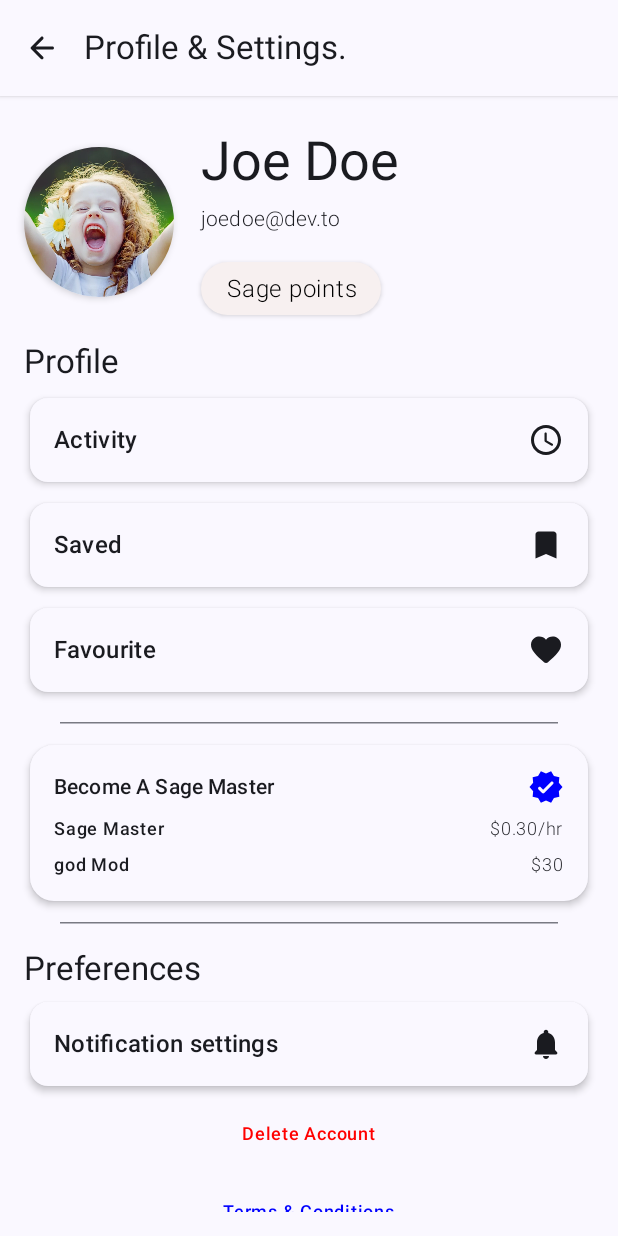
After one commit to kdbrian/Sage, an Android app built with Jetpack Compose: the composable ProfileScreen shown on its own in the app's theme, on a phone screen of 412 x 824 dp. The commit adds this screen. Run offline under Robolectric (Android 15) with nearby library versions, the phone set to English and light mode, and no system bars.

Commit message:
refactor/ - finished off profile screen

```diff
--- a/app/src/main/java/com/kdbrian/sage/ui/composables/CategoryItem.kt
+++ b/app/src/main/java/com/kdbrian/sage/ui/composables/CategoryItem.kt
@@ -17,6 +17,7 @@ import androidx.compose.ui.Alignment
 import androidx.compose.ui.Modifier
 import androidx.compose.ui.graphics.Shape
 import androidx.compose.ui.text.font.FontWeight
+import androidx.compose.ui.text.style.TextAlign
 import androidx.compose.ui.tooling.preview.Preview
 import androidx.compose.ui.tooling.preview.datasource.LoremIpsum
 import androidx.compose.ui.unit.dp
@@ -26,6 +27,8 @@ import com.kdbrian.sage.ui.theme.SageTheme
 @Composable
 fun CategoryItem(
     modifier: Modifier = Modifier,
+    color: androidx.compose.ui.graphics.Color = MaterialTheme.colorScheme.surface,
+    contentColor: androidx.compose.ui.graphics.Color = MaterialTheme.colorScheme.onSurface,
     text: String = LoremIpsum(2).values.joinToString(),
     onClick: () -> Unit = {},
     shape: Shape = RoundedCornerShape(24.dp)
@@ -36,6 +39,8 @@ fun CategoryItem(
             .requiredWidthIn(min = 100.dp, max = 120.dp)
             .requiredHeightIn(min = 30.dp, max = 35.dp),
         shape = shape,
+        color = color,
+        contentColor = contentColor,
         onClick = onClick,
         shadowElevation = 2.dp
     ) {
@@ -47,15 +52,16 @@ fun CategoryItem(
         ) {
             BasicText(
                 style = MaterialTheme.typography.labelSmall.copy(
-                    fontWeight = FontWeight.SemiBold
+                    fontWeight = FontWeight(300),
+                    textAlign = TextAlign.Center
                 ),
                 autoSize = TextAutoSize.StepBased(
-                    minFontSize = 12.sp,
-                    maxFontSize = 16.sp,
-                    step = 1.sp
+                    minFontSize = 14.sp,
+                    maxFontSize = 18.sp,
+                    stepSize = 1.sp
                 ),
                 text = text,
-                modifier = Modifier
+                modifier = Modifier.padding(4.dp)
             )
         }
 
--- a/app/src/main/java/com/kdbrian/sage/ui/composables/CircularProfileAvatar.kt
+++ b/app/src/main/java/com/kdbrian/sage/ui/composables/CircularProfileAvatar.kt
@@ -16,6 +16,7 @@ import com.kdbrian.sage.ui.theme.SageTheme
 @Composable
 fun CircularProfileAvatar(
     modifier: Modifier = Modifier,
+    size: Int = 50,
     imageUri: String? = null,
     onImageClick: () -> Unit = {}
 ) {
@@ -24,7 +25,7 @@ fun CircularProfileAvatar(
         onClick = onImageClick,
         shadowElevation = 3.dp,
         modifier = modifier
-            .requiredSize(50.dp),
+            .requiredSize((size).dp),
         shape = CircleShape
     ) {
         AsyncImage(
--- a/app/src/main/java/com/kdbrian/sage/ui/composables/RowButton.kt
+++ b/app/src/main/java/com/kdbrian/sage/ui/composables/RowButton.kt
@@ -2,6 +2,7 @@ package com.kdbrian.sage.ui.composables
 
 import androidx.compose.foundation.layout.Arrangement
 import androidx.compose.foundation.layout.Row
+import androidx.compose.foundation.layout.fillMaxWidth
 import androidx.compose.foundation.layout.padding
 import androidx.compose.foundation.shape.RoundedCornerShape
 import androidx.compose.material.icons.Icons
@@ -23,7 +24,7 @@ import com.kdbrian.sage.ui.theme.SageTheme
 
 @Composable
 fun RowButton(
-    modifier: Modifier = Modifier,
+    modifier: Modifier = Modifier.fillMaxWidth(),
     color: Color = MaterialTheme.colorScheme.surface,
     contentColor: Color = MaterialTheme.colorScheme.onSurface,
     shape: Shape = RoundedCornerShape(12.dp),
@@ -37,7 +38,7 @@ fun RowButton(
     onClick: () -> Unit = {}
 ) {
     Surface(
-        modifier = modifier,
+        modifier = modifier.padding(4.dp),
         shape = shape,
         onClick = onClick,
         color = color,
@@ -46,7 +47,7 @@ fun RowButton(
     ) {
         Row(
             modifier = Modifier
-                .padding(horizontal = 12.dp, vertical = 8.dp),
+                .padding(horizontal = 16.dp, vertical = 16.dp),
             verticalAlignment = Alignment.CenterVertically,
             horizontalArrangement = Arrangement.SpaceBetween
         ) {
--- /dev/null
+++ b/app/src/main/java/com/kdbrian/sage/ui/screens/ProfileScreen.kt
@@ -0,0 +1,317 @@
+package com.kdbrian.sage.ui.screens
+
+import androidx.compose.foundation.layout.Arrangement
+import androidx.compose.foundation.layout.Column
+import androidx.compose.foundation.layout.Row
+import androidx.compose.foundation.layout.Spacer
+import androidx.compose.foundation.layout.fillMaxWidth
+import androidx.compose.foundation.layout.padding
+import androidx.compose.foundation.lazy.LazyColumn
+import androidx.compose.foundation.shape.RoundedCornerShape
+import androidx.compose.material.icons.Icons
+import androidx.compose.material.icons.automirrored.rounded.ArrowBack
+import androidx.compose.material.icons.rounded.Bookmark
+import androidx.compose.material.icons.rounded.Favorite
+import androidx.compose.material.icons.rounded.Notifications
+import androidx.compose.material.icons.rounded.Schedule
+import androidx.compose.material.icons.rounded.Verified
+import androidx.compose.material3.ExperimentalMaterial3Api
+import androidx.compose.material3.HorizontalDivider
+import androidx.compose.material3.Icon
+import androidx.compose.material3.IconButton
+import androidx.compose.material3.MaterialTheme
+import androidx.compose.material3.Scaffold
+import androidx.compose.material3.Surface
+import androidx.compose.material3.Text
+import androidx.compose.material3.TextButton
+import androidx.compose.material3.TopAppBar
+import androidx.compose.runtime.Composable
+import androidx.compose.ui.Alignment
+import androidx.compose.ui.Modifier
+import androidx.compose.ui.graphics.Color
+import androidx.compose.ui.text.font.FontWeight
+import androidx.compose.ui.tooling.preview.Preview
+import androidx.compose.ui.unit.dp
+import com.kdbrian.sage.App
+import com.kdbrian.sage.BuildConfig
+import com.kdbrian.sage.ui.composables.CategoryItem
+import com.kdbrian.sage.ui.composables.CircularProfileAvatar
+import com.kdbrian.sage.ui.composables.RowButton
+
+@OptIn(ExperimentalMaterial3Api::class)
+@Composable
+fun ProfileScreen() {
+    Scaffold(
+        topBar = {
+            Surface(
+                shadowElevation = 2.dp
+            ) {
+                TopAppBar(
+                    title = { Text(text = "Profile & Settings.") },
+                    navigationIcon = {
+                        IconButton(onClick = {}) {
+                            Icon(
+                                imageVector = Icons.AutoMirrored.Rounded.ArrowBack,
+                                contentDescription = null
+                            )
+                        }
+                    }
+                )
+            }
+        }
+    ) {
+        LazyColumn(
+            modifier = Modifier
+                .padding(it)
+                .padding(16.dp),
+            verticalArrangement = Arrangement.spacedBy(12.dp)
+        ) {
+
+            item {
+                Row(
+                    verticalAlignment = Alignment.CenterVertically,
+                ) {
+
+                    CircularProfileAvatar(
+                        size = 100,
+                    ) { }
+
+                    Column(
+                        verticalArrangement = Arrangement.spacedBy(6.dp),
+                        horizontalAlignment = Alignment.Start,
+                        modifier = Modifier
+                            .weight(1f)
+                            .padding(start = 12.dp)
+                            .padding(6.dp)
+                    ) {
+                        Text(text = "Joe Doe", style = MaterialTheme.typography.displaySmall)
+                        Text(
+                            text = "joedoe@dev.to",
+                            style = MaterialTheme.typography.titleSmall.copy(
+                                fontWeight = FontWeight.Light
+                            )
+                        )
+
+                        CategoryItem(
+                            color = Color(0xFFF7F0F0),
+                            text = "Sage points",
+                            modifier = Modifier.padding(top = 12.dp)
+                        )
+                    }
+                }
+            }
+
+            item {
+                Column(
+                    horizontalAlignment = Alignment.Start,
+                    verticalArrangement = Arrangement.spacedBy(6.dp)
+                ) {
+                    Text(text = "Profile", style = MaterialTheme.typography.titleLarge)
+
+                    RowButton(
+                        leadingIcon = {
+                            Text(
+                                "Activity",
+                                style = MaterialTheme.typography.titleMedium
+                            )
+                        },
+                        modifier = Modifier.fillMaxWidth(),
+                        trailingIcon = {
+                            Icon(imageVector = Icons.Rounded.Schedule, contentDescription = null)
+                        }
+                    ) { }
+
+                    RowButton(
+                        leadingIcon = {
+                            Text(
+                                "Saved",
+                                style = MaterialTheme.typography.titleMedium
+                            )
+                        },
+                        modifier = Modifier.fillMaxWidth(),
+                        trailingIcon = {
+                            Icon(imageVector = Icons.Rounded.Bookmark, contentDescription = null)
+                        }
+                    ) { }
+
+                    RowButton(
+                        leadingIcon = {
+                            Text(
+                                "Favourite",
+                                style = MaterialTheme.typography.titleMedium
+                            )
+                        },
+                        modifier = Modifier.fillMaxWidth(),
+                        trailingIcon = {
+                            Icon(imageVector = Icons.Rounded.Favorite, contentDescription = null)
+                        }
+                    ) { }
+                }
+            }
+
+            item {
+                Column(
+                    horizontalAlignment = Alignment.CenterHorizontally,
+                    verticalArrangement = Arrangement.spacedBy(6.dp)
+                ) {
+
+                    HorizontalDivider(
+                        modifier = Modifier
+                            .fillMaxWidth()
+                            .padding(horizontal = 24.dp, vertical = 4.dp)
+                    )
+
+                    Surface(
+                        modifier = Modifier
+                            .fillMaxWidth()
+                            .padding(4.dp),
+                        shape = RoundedCornerShape(16.dp),
+                        shadowElevation = 3.dp
+                    ) {
+                        Column(
+                            modifier = Modifier.padding(16.dp),
+                            verticalArrangement = Arrangement.spacedBy(8.dp)
+                        ) {
+                            Row(
+                                modifier = Modifier.fillMaxWidth(),
+                                horizontalArrangement = Arrangement.SpaceBetween,
+                                verticalAlignment = Alignment.CenterVertically
+                            ) {
+                                Text(
+                                    text = "Become A Sage Master",
+                                    style = MaterialTheme.typography.labelLarge
+                                )
+
+                                Icon(
+                                    imageVector = Icons.Rounded.Verified,
+                                    contentDescription = null,
+                                    tint = Color.Blue
+                                )
+                            }
+
+                            Row(
+                                modifier = Modifier.fillMaxWidth(),
+                                horizontalArrangement = Arrangement.SpaceBetween,
+                                verticalAlignment = Alignment.CenterVertically
+                            ) {
+                                Text(
+                                    text = "Sage Master",
+                                    style = MaterialTheme.typography.labelMedium
+                                )
+
+
+                                Text(
+                                    text = "$0.30/hr",
+                                    style = MaterialTheme.typography.labelMedium.copy(
+                                        fontWeight = FontWeight.Light
+                                    )
+                                )
+
+
+                            }
+
+                            Row(
+                                modifier = Modifier.fillMaxWidth(),
+                                horizontalArrangement = Arrangement.SpaceBetween,
+                                verticalAlignment = Alignment.CenterVertically
+                            ) {
+                                Text(
+                                    text = "god Mod",
+                                    style = MaterialTheme.typography.labelMedium
+                                )
+
+
+                                Text(
+                                    text = "$30",
+                                    style = MaterialTheme.typography.labelMedium.copy(
+                                        fontWeight = FontWeight.Light
+                                    )
+                                )
+
+
+                            }
+
+                        }
+                    }
+
+
+                    HorizontalDivider(
+                        modifier = Modifier
+                            .fillMaxWidth()
+                            .padding(horizontal = 24.dp, vertical = 4.dp)
+                    )
+
+                }
+            }
+
+
+            item {
+                Column(
+                    horizontalAlignment = Alignment.CenterHorizontally,
+                    modifier = Modifier.fillMaxWidth(),
+                    verticalArrangement = Arrangement.spacedBy(4.dp)
+                ) {
+                    Text(
+                        modifier = Modifier.align(Alignment.Start),
+                        text = "Preferences", style = MaterialTheme.typography.titleLarge
+                    )
+
+                    RowButton(
+                        leadingIcon = {
+                            Text(
+                                "Notification settings",
+                                style = MaterialTheme.typography.titleMedium
+                            )
+                        },
+                        modifier = Modifier.fillMaxWidth(),
+                        trailingIcon = {
+                            Icon(
+                                imageVector = Icons.Rounded.Notifications,
+                                contentDescription = null
+                            )
+                        }
+                    ) { }
+
+
+                    TextButton(onClick = {}) {
+                        Text(
+                            text = "Delete Account",
+                            style = MaterialTheme.typography.labelMedium.copy(
+                                color = Color.Red,
+                            )
+                        )
+                    }
+
+                    TextButton(onClick = {}) {
+                        Text(
+                            text = "Terms & Conditions",
+                            style = MaterialTheme.typography.labelMedium.copy(
+                                color = Color.Blue
+                            )
+                        )
+                    }
+
+                    Spacer(Modifier.weight(1f))
+                    Text(
+                        text = "App ${BuildConfig.VERSION_NAME}",
+                        style = MaterialTheme.typography.labelSmall
+                    )
+                    Spacer(Modifier.weight(1f))
+
+                }
+            }
+
+
+        }
+    }
+
+
+}
+
+@Preview
+@Composable
+private fun ProfileScreenPrev() {
+    App {
+        ProfileScreen()
+    }
+}
```
